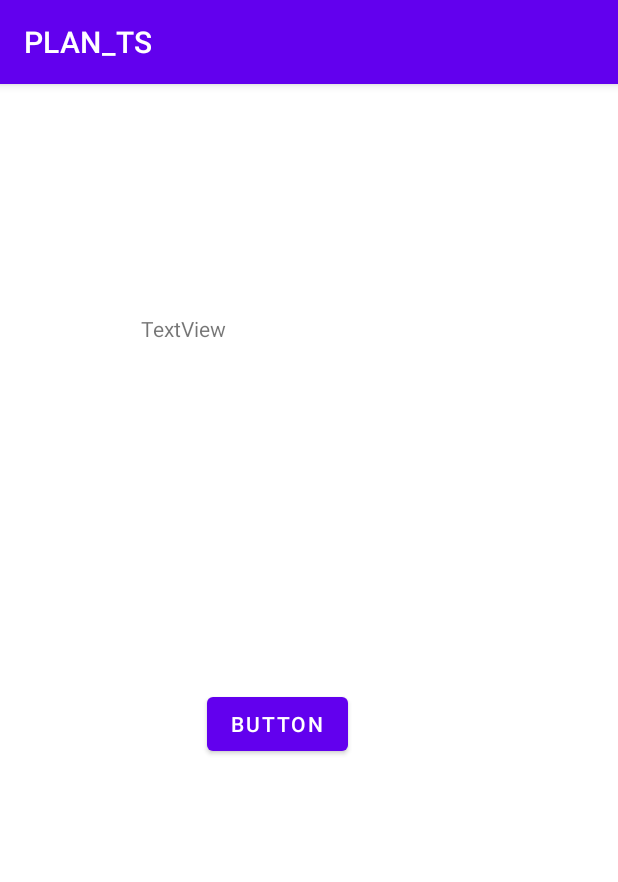
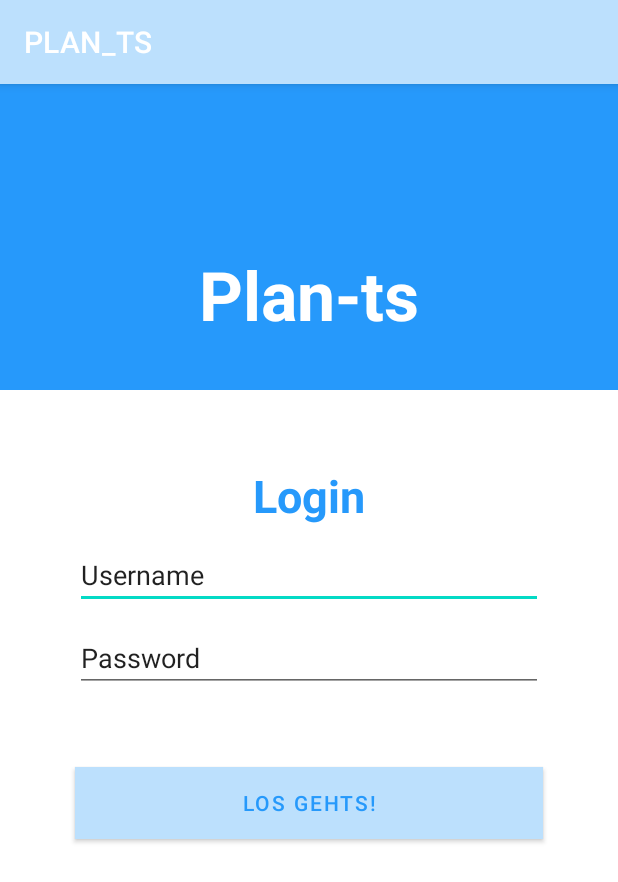
Before and after one commit to stpersam/PLAN_TS, an Android app: the screen it shows after launch (MainActivity), on a phone screen of 412 x 824 dp. Shown: the top 882 px of the screen. Run offline under Robolectric (Android 15) with nearby library versions, the phone set to English and light mode, and no system bars.

Commit message:
Login Page

```diff
--- a/app/src/main/java/com/example/plan_ts/CallAPI.java
+++ b/app/src/main/java/com/example/plan_ts/CallAPI.java
@@ -13,9 +13,9 @@ import java.net.URL;
 
 public class CallAPI extends AsyncTask<String, String, String> {
     private String urlString;
-    private JSONObject data;
+    private String data;
 
-    public CallAPI(String url, JSONObject data){
+    public CallAPI(String url, String data){
         this.urlString = url;
         this.data = data;
     }
@@ -29,11 +29,10 @@ public class CallAPI extends AsyncTask<String, String, String> {
             out = new BufferedOutputStream(urlConnection.getOutputStream());
 
             BufferedWriter writer = new BufferedWriter(new OutputStreamWriter(out, "UTF-8"));
-            writer.write(data.toString());
+            writer.write(data);
             writer.flush();
             writer.close();
             out.close();
-
             urlConnection.connect();
         } catch (Exception e) {
             System.out.println(e.getMessage());
--- a/app/src/main/java/com/example/plan_ts/MainActivity.java
+++ b/app/src/main/java/com/example/plan_ts/MainActivity.java
@@ -13,29 +13,26 @@ import org.json.JSONObject;
 
 public class MainActivity extends AppCompatActivity {
     private Button button;
-    private TextView text;
+    private TextView username;
+    private TextView password;
     private String url = "https://localhost:44312/api/Plan_ts";
+    private String content = "";
 
     @Override
     protected void onCreate(Bundle savedInstanceState) {
         super.onCreate(savedInstanceState);
         setContentView(R.layout.activity_main);
 
-        button = findViewById(R.id.button);
-        text = findViewById(R.id.textView);
+        button = findViewById(R.id.login_button);
+        username = findViewById(R.id.l_username);
+        password = findViewById(R.id.l_password);
         JSONObject jObjectData = new JSONObject();
 
         button.setOnClickListener(new View.OnClickListener() {
             @Override
             public void onClick(View v) {
-                try {
-                    // Create Json Object using text
-                    jObjectData.put("text",text.toString());
-                }catch (JSONException e){
-                    e.printStackTrace();
-                }
-
-                CallAPI callAPI = new CallAPI(url,jObjectData);
+                content = username.getText().toString() + password.getText().toString();
+                CallAPI callAPI = new CallAPI(url,content);
                 callAPI.doInBackground();
             }
         });
--- a/app/src/main/res/layout/activity_main.xml
+++ b/app/src/main/res/layout/activity_main.xml
@@ -1,36 +1,66 @@
 <?xml version="1.0" encoding="utf-8"?>
-<androidx.constraintlayout.widget.ConstraintLayout xmlns:android="http://schemas.android.com/apk/res/android"
+<LinearLayout
+    xmlns:android="http://schemas.android.com/apk/res/android"
     xmlns:app="http://schemas.android.com/apk/res-auto"
     xmlns:tools="http://schemas.android.com/tools"
     android:layout_width="match_parent"
     android:layout_height="match_parent"
+    android:orientation="vertical"
     tools:context=".MainActivity">
 
-    <Button
-        android:id="@+id/button"
-        android:layout_width="wrap_content"
-        android:layout_height="wrap_content"
-        android:layout_marginStart="138dp"
-        android:layout_marginLeft="138dp"
-        android:layout_marginTop="57dp"
-        android:layout_marginEnd="180dp"
-        android:layout_marginRight="180dp"
-        android:text="Button"
-        app:layout_constraintEnd_toEndOf="parent"
-        app:layout_constraintStart_toStartOf="parent"
-        app:layout_constraintTop_toBottomOf="@+id/textView" />
+    <TextView
+        android:layout_width="match_parent"
+        android:layout_height="204dp"
+        android:background="@color/blue"
+        android:text="@string/plan_ts"
+        android:textColor="@color/white"
+        android:textSize="45dp"
+        android:textStyle="bold"
+        android:paddingTop="110dp"
+        android:gravity="center_horizontal">
+    </TextView>
 
     <TextView
-        android:id="@+id/textView"
-        android:layout_width="224dp"
-        android:layout_height="192dp"
-        android:layout_marginStart="93dp"
-        android:layout_marginLeft="93dp"
-        android:layout_marginTop="153dp"
-        android:layout_marginEnd="94dp"
-        android:layout_marginRight="94dp"
-        android:text="TextView"
-        app:layout_constraintEnd_toEndOf="parent"
-        app:layout_constraintStart_toStartOf="parent"
-        app:layout_constraintTop_toTopOf="parent" />
-</androidx.constraintlayout.widget.ConstraintLayout>
+        android:layout_width="match_parent"
+        android:layout_height="wrap_content"
+        android:paddingTop="50dp"
+        android:textSize="30dp"
+        android:gravity="center_horizontal"
+        android:textColor="@color/blue"
+        android:textStyle="bold"
+        android:text="@string/login">
+    </TextView>
+
+
+    <EditText
+        android:id="@+id/l_username"
+        android:layout_width="match_parent"
+        android:layout_height="wrap_content"
+        android:layout_marginTop="10dp"
+        android:layout_marginLeft="50dp"
+        android:layout_marginRight="50dp"
+        android:text="@string/username">
+    </EditText>
+
+    <EditText
+        android:id="@+id/l_password"
+        android:layout_width="match_parent"
+        android:layout_height="wrap_content"
+        android:layout_marginLeft="50dp"
+        android:layout_marginRight="50dp"
+        android:layout_marginTop="10dp"
+        android:text="@string/password">
+    </EditText>
+
+    <Button
+        android:id="@+id/login_button"
+        android:layout_width="match_parent"
+        android:layout_height="wrap_content"
+        android:layout_marginTop="50dp"
+        android:layout_marginLeft="50dp"
+        android:layout_marginRight="50dp"
+        android:textColor="@color/blue"
+        android:background="@color/lightblue"
+        android:text="@string/los_gehts">
+    </Button>
+</LinearLayout>
--- a/app/src/main/res/values/colors.xml
+++ b/app/src/main/res/values/colors.xml
@@ -7,4 +7,6 @@
     <color name="teal_700">#FF018786</color>
     <color name="black">#FF000000</color>
     <color name="white">#FFFFFFFF</color>
+    <color name="blue">#2699FB</color>
+    <color name="lightblue">#BCE0FD</color>
 </resources>
--- a/app/src/main/res/values/strings.xml
+++ b/app/src/main/res/values/strings.xml
@@ -1,3 +1,8 @@
 <resources>
     <string name="app_name">PLAN_TS</string>
+    <string name="plan_ts">Plan-ts</string>
+    <string name="login">Login</string>
+    <string name="los_gehts">Los Gehts!</string>
+    <string name="username">Username</string>
+    <string name="password">Password</string>
 </resources>
--- a/app/src/main/res/values/themes.xml
+++ b/app/src/main/res/values/themes.xml
@@ -2,8 +2,8 @@
     <!-- Base application theme. -->
     <style name="Theme.PLAN_TS" parent="Theme.MaterialComponents.DayNight.DarkActionBar">
         <!-- Primary brand color. -->
-        <item name="colorPrimary">@color/purple_500</item>
-        <item name="colorPrimaryVariant">@color/purple_700</item>
+        <item name="colorPrimary">@color/lightblue</item>
+        <item name="colorPrimaryVariant">@color/lightblue</item>
         <item name="colorOnPrimary">@color/white</item>
         <!-- Secondary brand color. -->
         <item name="colorSecondary">@color/teal_200</item>
```
